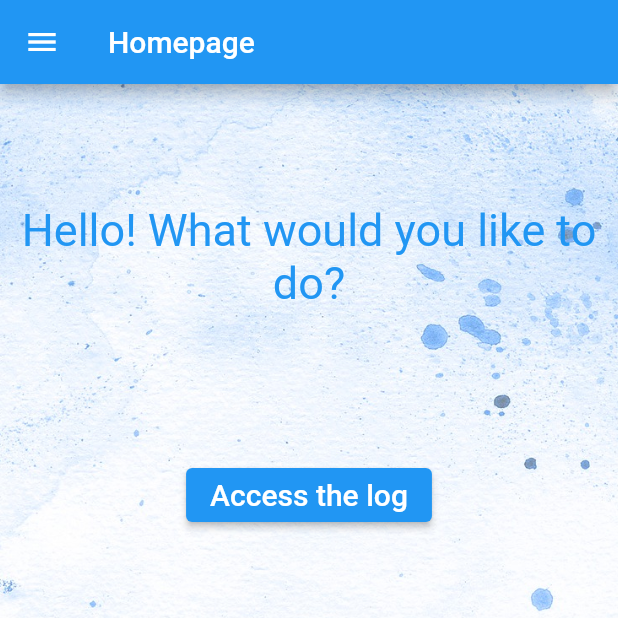
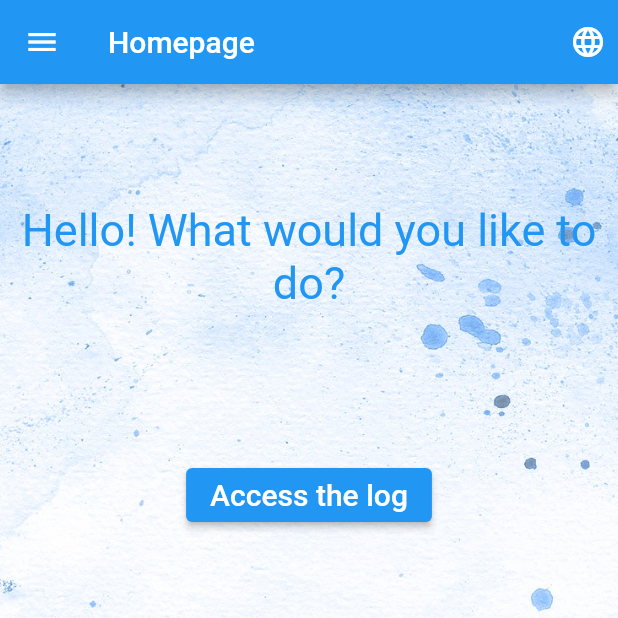
Before and after one commit to desbaram/TER_Cusin_Desbarats, a Flutter app: the screen it shows after launch, on a phone screen of 412 x 824 dp, the top half of it. Run offline on Flutter 3.47's test engine with Material 2 defaults, Android fonts, the phone set to English and light mode, and no system bars; our stand-ins replace date_format, syncfusion_flutter_calendar; generated files the repository leaves out were written again.

Commit message:
Commit before I go kill someone at the flutter team omg why won't it work

```diff
--- /dev/null
+++ b/lib/classes/language.dart
@@ -0,0 +1,19 @@
+class Language {
+  final int id;
+  final String language;
+  final String drapeau;
+  final String languageCode;
+
+  Language(this.id, this.language, this.drapeau, this.languageCode);
+/*
+  Ici, lister les langues compatibles avec l'application, chacune associée à son drapeau au format émoji et le code
+  officiel du pays.
+ */
+  static List<Language> languageList() {
+    return <Language>[
+      Language(0, 'English', '🇬🇧', 'en'),
+      Language(1, 'Français', '🇫🇷', 'fr'),
+      Language(2, '日本語', '🇯🇵', 'ja'),
+    ];
+  }
+}
--- a/lib/home.dart
+++ b/lib/home.dart
@@ -17,7 +17,6 @@ class HomeState extends State {
 
   Widget build(BuildContext context) {
     return MainScaffold(
-      //todo: changer pour interpoler
       title: AppLocalizations.of(context)!.homePageHeader, //nom inscrit sur l'appBar
       body: Container(
         decoration: BoxDecoration(
@@ -49,7 +48,7 @@ class HomeState extends State {
                 onPressed: () {
                   Navigator.pushNamed(
                     context,
-                    '/questionFr',
+                    '/questionPage',
                   ); //renvoie à la question lorsqu'on appuie
                 },
                 style: ElevatedButton.styleFrom(
@@ -69,7 +68,7 @@ class HomeState extends State {
               onPressed: () {
                 Navigator.pushNamed(
                   context,
-                  '/journalFr',
+                  '/journalPage',
                 ); //renvoie au journal lorsqu'on appuie
               },
               style: ElevatedButton.styleFrom(
--- a/lib/main.dart
+++ b/lib/main.dart
@@ -8,19 +8,40 @@ import 'package:flutter_localizations/flutter_localizations.dart';
 import 'account.dart';
 import 'answerFr.dart';
 import 'avatar.dart';
+import 'classes/language.dart';
 import 'home.dart';
 import 'journal.dart';
 import 'question.dart';
 import 'settings.dart';
 
-void main() => runApp(MyApp());
+void main() {
+  runApp(MaterialApp(home: MyApp()));
+}
 
 final date = formatDate(DateTime.now(), [dd, '-', mm, '-', yyyy]);
 
-class MyApp extends StatelessWidget {
+class MyApp extends StatefulWidget {
+  @override
+  _MyAppState createState() => _MyAppState();
+
+  static _MyAppState? of(BuildContext context) => context.findAncestorStateOfType<_MyAppState>();
+}
+
+class _MyAppState extends State<MyApp> {
+  Locale? _locale;
+
+  void setLocale(Locale value) {
+    setState(() {
+      _locale = value;
+    });
+  }
+
   Widget build(BuildContext context) {
+    _locale = Localizations.localeOf(context);
     return MaterialApp(
       title: 'Mon compagnon virtuel',
+      locale: _locale,
+      debugShowCheckedModeBanner: false,
       //Ce qui suit permet de gérer la localisation
       localizationsDelegates: [
         AppLocalizations.delegate,
@@ -37,16 +58,60 @@ class MyApp extends StatelessWidget {
       routes: {
         //routes pour naviguer entre les pages
         '/': (context) => Home(),
-        '/questionFr': (context) => QuestionPage(),
-        '/answerP_Fr': (context) => AnswerPFr(),
-        '/answerN_Fr': (context) => AnswerNFr(),
-        '/noAnswer_Fr': (context) => NoAnswerFr(),
-        '/accountFr': (context) => AccountPage(),
-        '/settingsFr': (context) => SettingsPage(),
-        '/choixFr': (context) => ChoicePage(),
-        '/avatarFr': (context) => Avatar(),
-        '/journalFr': (context) => JournalPage(),
+        '/questionPage': (context) => QuestionPage(),
+        '/positiveAnswerPage': (context) => AnswerPFr(),
+        '/negativeAnswerPage': (context) => AnswerNFr(),
+        '/noAnswerPage': (context) => NoAnswerFr(),
+        '/accountPage': (context) => AccountPage(),
+        '/settingsPage': (context) => SettingsPage(),
+        '/choicePage': (context) => ChoicePage(),
+        '/avatarPage': (context) => Avatar(),
+        '/journalPage': (context) => JournalPage(),
       },
+    );
+  }
+}
+
+class LanguageButton extends StatelessWidget {
+  void changeLanguage(Language? lang) {
+    Locale temp;
+    switch (lang!.languageCode) {
+      case 'ja':
+        temp = Locale(lang.languageCode, 'JA');
+        break;
+      case 'fr':
+        temp = Locale(lang.languageCode, 'FR');
+        break;
+      default:
+        temp = Locale(lang.languageCode, 'UK');
+    }
+    MyApp.of(mycontext)!.setLocale(temp);
+  }
+
+  late BuildContext mycontext; //I can do that to force it but it's not helping
+  Widget build(BuildContext context) {
+    mycontext = context; //and here's where I force it
+    return Padding(
+      padding: const EdgeInsets.all(8.0),
+      child: DropdownButton(
+        underline: SizedBox(),
+        onChanged: changeLanguage,
+        icon: Icon(
+          Icons.language,
+          color: Colors.white,
+        ),
+        items: Language.languageList()
+            .map<DropdownMenuItem<Language>>((lang) => DropdownMenuItem(
+                value: lang,
+                child: Row(mainAxisAlignment: MainAxisAlignment.spaceAround, children: [
+                  Text(
+                    lang.drapeau,
+                    style: new TextStyle(fontSize: 30),
+                  ),
+                  Text(lang.language),
+                ])))
+            .toList(),
+      ),
     );
   }
 }
@@ -88,7 +153,7 @@ class DrawerMenu extends StatelessWidget {
             onTap: () {
               Navigator.pushNamed(
                 context,
-                '/accountFr',
+                '/accountPage',
               ); //quand on appuie dessus, on est redirigé vers la route suivante
             },
           ),
@@ -99,7 +164,7 @@ class DrawerMenu extends StatelessWidget {
             onTap: () {
               Navigator.pushNamed(
                 context,
-                '/settingsFr',
+                '/settingsPage',
               ); //quand on appuie dessus, on est redirigé vers la route suivante
             },
           ),
@@ -119,6 +184,7 @@ class MainScaffold extends StatelessWidget {
     return Scaffold(
       appBar: new AppBar(
         backgroundColor: Colors.blue,
+        actions: [new LanguageButton()],
         title: Text(
           title,
         ),
@@ -139,7 +205,7 @@ class MainScaffold extends StatelessWidget {
               onPressed: () {
                 Navigator.pushNamed(
                   context,
-                  '/homeEn',
+                  '/',
                 ); //lorsqu'on clique sur l'icône, on est redirigé vers la page /homeEn
               }),
           IconButton(
@@ -152,7 +218,7 @@ class MainScaffold extends StatelessWidget {
               onPressed: () {
                 Navigator.pushNamed(
                   context,
-                  '/homeJp',
+                  '/',
                 ); //lorsqu'on clique sur l'icône, on est redirigé vers la page /homeJp
               }),
           SizedBox(
--- a/lib/question.dart
+++ b/lib/question.dart
@@ -78,7 +78,7 @@ class QuestionPageState extends State {
                   onPressed: () {
                     Navigator.pushNamed(
                       context,
-                      '/answerP_Fr',
+                      '/positiveAnswerPage',
                     ); //la route vers laquelle on est redirigé lorsqu'on choisit cette réponse
                   },
                   style: ElevatedButton.styleFrom(
@@ -101,7 +101,7 @@ class QuestionPageState extends State {
                   onPressed: () {
                     Navigator.pushNamed(
                       context,
-                      '/answerN_Fr',
+                      '/negativeAnswerPage',
                     ); //la route vers laquelle on est redirigé lorsqu'on choisit cette réponse
                   },
                   style: ElevatedButton.styleFrom(
@@ -124,7 +124,7 @@ class QuestionPageState extends State {
                 onPressed: () {
                   Navigator.pushNamed(
                     context,
-                    '/noAnswer_Fr',
+                    '/noAnswerPage',
                   ); //la route vers laquelle on est redirigé lorsqu'on choisit de ne pas répondre
                 },
                 style: ElevatedButton.styleFrom(
--- a/pubspec.yaml
+++ b/pubspec.yaml
@@ -29,6 +29,7 @@ dependencies:
 
   flutter_localizations:
     sdk: flutter
+
 
   # The following adds the Cupertino Icons font to your application.
   # Use with the CupertinoIcons class for iOS style icons.
```
Also changed, not shown: lib/avatar.dart (+4 -4 lines), lib/journal.dart (+1 -16 lines), lib/settings.dart (+5 -5 lines).
